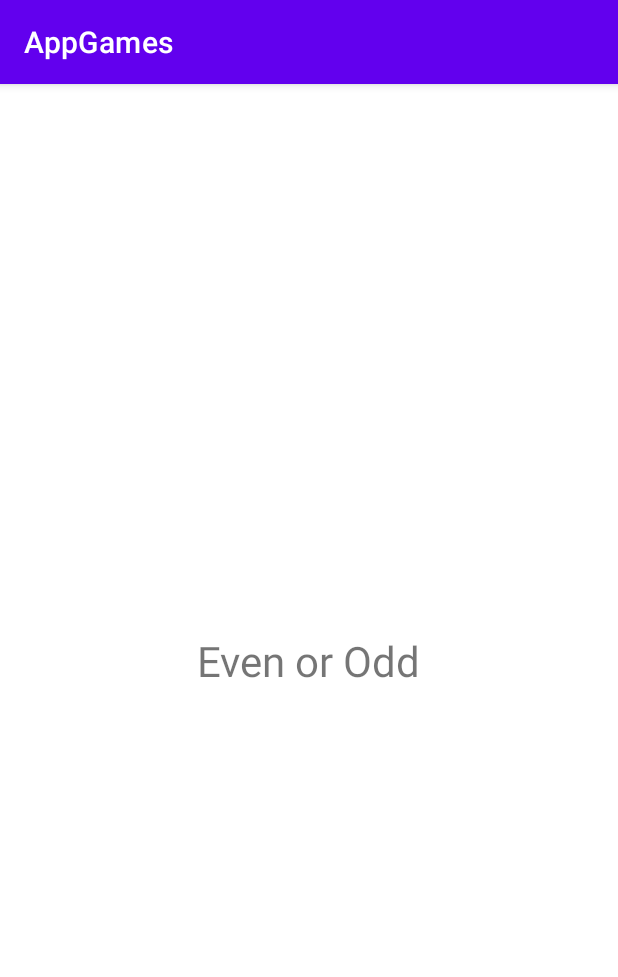
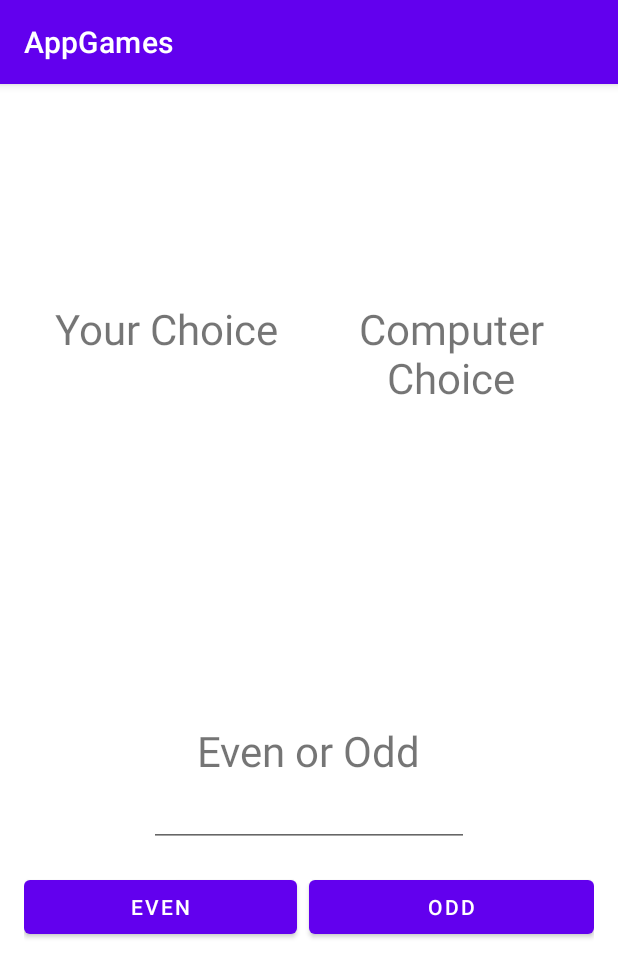
Before and after one commit to Gustavo-F/Programacao-Dispositivos-Moveis, an Android app: the EvenOddFragment screen opened through its navigation route, on a phone screen of 412 x 824 dp. Shown: the top 977 px of the screen. Run offline under Robolectric (Android 15) with nearby library versions, the phone set to English and light mode, and no system bars.

Commit message:
Implementado jogo Par ou Impar

```diff
--- a/AppGames/app/src/main/java/com/gustavo/appgames/EvenOddFragment.kt
+++ b/AppGames/app/src/main/java/com/gustavo/appgames/EvenOddFragment.kt
@@ -4,12 +4,14 @@ import android.os.Bundle
 import android.view.LayoutInflater
 import android.view.View
 import android.view.ViewGroup
+import android.widget.Toast
 import androidx.fragment.app.Fragment
 import com.gustavo.appgames.databinding.FragmentEvenOddBinding
 
 class EvenOddFragment: Fragment(R.layout.fragment_even_odd) {
     private var _binding: FragmentEvenOddBinding? = null
     private val binding get() = _binding!!
+    private var choice: Int = -1
 
     override fun onCreateView(
         inflater: LayoutInflater,
@@ -27,5 +29,40 @@ class EvenOddFragment: Fragment(R.layout.fragment_even_odd) {
 
     override fun onViewCreated(view: View, savedInstanceState: Bundle?) {
         super.onViewCreated(view, savedInstanceState)
+
+        binding.evenButton.setOnClickListener {
+            choice = 0
+            setResult()
+        }
+
+        binding.oddButton.setOnClickListener {
+            choice = 1
+            setResult()
+        }
+    }
+
+    private fun setResult(){
+        if (binding.numberEditText.text.isBlank()) {
+            Toast.makeText(context, "Enter your number", Toast.LENGTH_SHORT).show()
+        } else if (binding.numberEditText.text.toString().toInt() > 10){
+            Toast.makeText(context, "Enter number between 0 and 10", Toast.LENGTH_SHORT).show()
+        } else {
+            binding.userChoice.setText(binding.numberEditText.text.toString())
+            val randValue = (0..10).random()
+            var total = binding.numberEditText.text.toString().toInt() + randValue
+            binding.machineChoice.setText(randValue.toString())
+
+            var result = total % 2
+
+            if(result == choice){
+                binding.resultTextView.setText("YOU WIN!!!")
+                Data.loggedUser?.winsAndDefeats!![2].wins += 1
+            }else{
+                binding.resultTextView.setText("I'm Sorry! You lost, try again.")
+                Data.loggedUser?.winsAndDefeats!![2].defeats += 1
+            }
+        }
+
+        choice = -1
     }
 }
--- a/AppGames/app/src/main/java/com/gustavo/appgames/HomeFragment.kt
+++ b/AppGames/app/src/main/java/com/gustavo/appgames/HomeFragment.kt
@@ -43,11 +43,15 @@ class HomeFragment : Fragment(R.layout.fragment_home) {
         }
 
         binding.welcomeTextView.text = "Welcome ${Data.loggedUser?.username}"
+
         binding.winsTextView.text = "Wins: ${Data.loggedUser?.winsAndDefeats!![0].wins}"
         binding.defeatsTextView.text = "Defeats: ${Data.loggedUser?.winsAndDefeats!![0].defeats}"
 
         binding.rollDiceWins.text = "Wins: ${Data.loggedUser?.winsAndDefeats!![1].wins}"
         binding.rollDiceDefeats.text = "Defeats: ${Data.loggedUser?.winsAndDefeats!![1].defeats}"
+
+        binding.evenOrOddWins.text = "Wins: ${Data.loggedUser?.winsAndDefeats!![2].wins}"
+        binding.evenOrOddDefeats.text = "Defeats: ${Data.loggedUser?.winsAndDefeats!![2].defeats}"
 
         binding.headstailsLinearLayout.setOnClickListener {
             var action = HomeFragmentDirections.actionHomeFragmentToHeadsTailsFragment()
--- a/AppGames/app/src/main/java/com/gustavo/appgames/LoginFragment.kt
+++ b/AppGames/app/src/main/java/com/gustavo/appgames/LoginFragment.kt
@@ -32,6 +32,7 @@ class LoginFragment : Fragment(R.layout.fragment_login) {
         super.onViewCreated(view, savedInstanceState)
         Data.games.add(Game("Heads or Tails"))
         Data.games.add(Game("Roll Dice"))
+        Data.games.add(Game("Even Or Odd"))
 
         binding.registerLoginButton.setOnClickListener{
             val action = LoginFragmentDirections.actionLoginFragmentToRegisterFragment()
--- a/AppGames/app/src/main/res/layout/fragment_even_odd.xml
+++ b/AppGames/app/src/main/res/layout/fragment_even_odd.xml
@@ -10,10 +10,121 @@
         android:id="@+id/textView"
         android:layout_width="wrap_content"
         android:layout_height="wrap_content"
+        android:layout_marginTop="120dp"
         android:text="Even or Odd"
         android:textSize="28sp"
         app:layout_constraintBottom_toBottomOf="parent"
         app:layout_constraintEnd_toEndOf="parent"
         app:layout_constraintStart_toStartOf="parent"
         app:layout_constraintTop_toTopOf="parent" />
+
+    <EditText
+        android:id="@+id/numberEditText"
+        android:layout_width="wrap_content"
+        android:layout_height="wrap_content"
+        android:ems="10"
+        android:gravity="center"
+        android:inputType="number"
+        android:maxLength="2"
+        app:layout_constraintEnd_toEndOf="@+id/textView"
+        app:layout_constraintStart_toStartOf="@+id/textView"
+        app:layout_constraintTop_toBottomOf="@+id/textView" />
+
+    <LinearLayout
+        android:layout_width="match_parent"
+        android:layout_height="wrap_content"
+        android:orientation="horizontal"
+        android:padding="16dp"
+        app:layout_constraintTop_toBottomOf="@+id/numberEditText"
+        tools:layout_editor_absoluteX="16dp">
+
+        <Button
+            android:id="@+id/evenButton"
+            android:layout_width="match_parent"
+            android:layout_height="wrap_content"
+            android:layout_marginEnd="8dp"
+            android:layout_weight="1"
+            android:text="Even" />
+
+        <Button
+            android:id="@+id/oddButton"
+            android:layout_width="match_parent"
+            android:layout_height="wrap_content"
+            android:layout_weight="1"
+            android:text="Odd"
+            tools:layout_marginStart="8dp" />
+    </LinearLayout>
+
+    <TextView
+        android:id="@+id/resultTextView"
+        android:layout_width="wrap_content"
+        android:layout_height="wrap_content"
+        android:layout_marginTop="32dp"
+        android:textSize="28sp"
+        android:textStyle="bold"
+        app:layout_constraintEnd_toEndOf="parent"
+        app:layout_constraintStart_toStartOf="parent"
+        app:layout_constraintTop_toTopOf="parent" />
+
+    <LinearLayout
+        android:layout_width="match_parent"
+        android:layout_height="wrap_content"
+        android:layout_marginTop="128dp"
+        android:orientation="vertical"
+        app:layout_constraintEnd_toEndOf="parent"
+        app:layout_constraintStart_toStartOf="parent"
+        app:layout_constraintTop_toTopOf="parent">
+
+        <LinearLayout
+            android:layout_width="match_parent"
+            android:layout_height="wrap_content"
+            android:orientation="horizontal"
+            android:padding="16dp">
+
+            <TextView
+                android:id="@+id/textView3"
+                android:layout_width="match_parent"
+                android:layout_height="wrap_content"
+                android:layout_weight="1"
+                android:gravity="center"
+                android:text="Your Choice"
+                android:textSize="28sp" />
+
+            <TextView
+                android:id="@+id/textView4"
+                android:layout_width="match_parent"
+                android:layout_height="wrap_content"
+                android:layout_weight="1"
+                android:gravity="center"
+                android:text="Computer Choice"
+                android:textSize="28sp" />
+
+        </LinearLayout>
+
+        <LinearLayout
+            android:layout_width="match_parent"
+            android:layout_height="match_parent"
+            android:layout_weight="1"
+            android:orientation="horizontal">
+
+            <TextView
+                android:id="@+id/userChoice"
+                android:layout_width="match_parent"
+                android:layout_height="wrap_content"
+                android:layout_weight="1"
+                android:gravity="center"
+                android:textSize="30sp"
+                android:textStyle="bold" />
+
+            <TextView
+                android:id="@+id/machineChoice"
+                android:layout_width="match_parent"
+                android:layout_height="wrap_content"
+                android:layout_weight="1"
+                android:gravity="center"
+                android:textSize="30sp"
+                android:textStyle="bold" />
+        </LinearLayout>
+    </LinearLayout>
+
 </androidx.constraintlayout.widget.ConstraintLayout>
--- a/AppGames/app/src/main/res/layout/fragment_home.xml
+++ b/AppGames/app/src/main/res/layout/fragment_home.xml
@@ -141,7 +141,7 @@
                 android:textStyle="bold" />
 
             <TextView
-                android:id="@+id/EvenOrOddWins"
+                android:id="@+id/evenOrOddWins"
                 android:layout_width="match_parent"
                 android:layout_height="wrap_content"
                 android:text="Wins"
```
